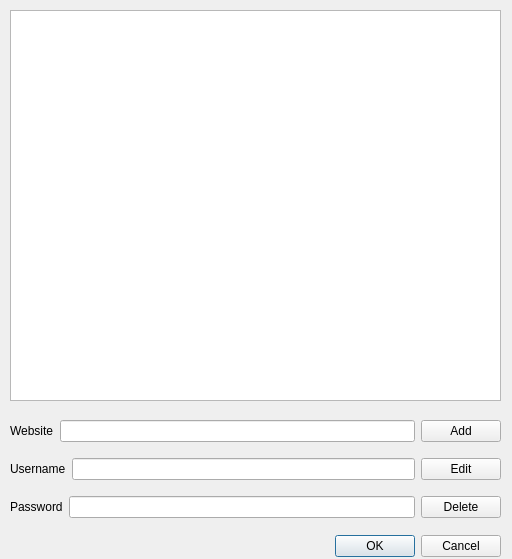
kamerado/USB-Password-Manager, file src/gui/GUI/addnewwindow.ui: the form before one commit.
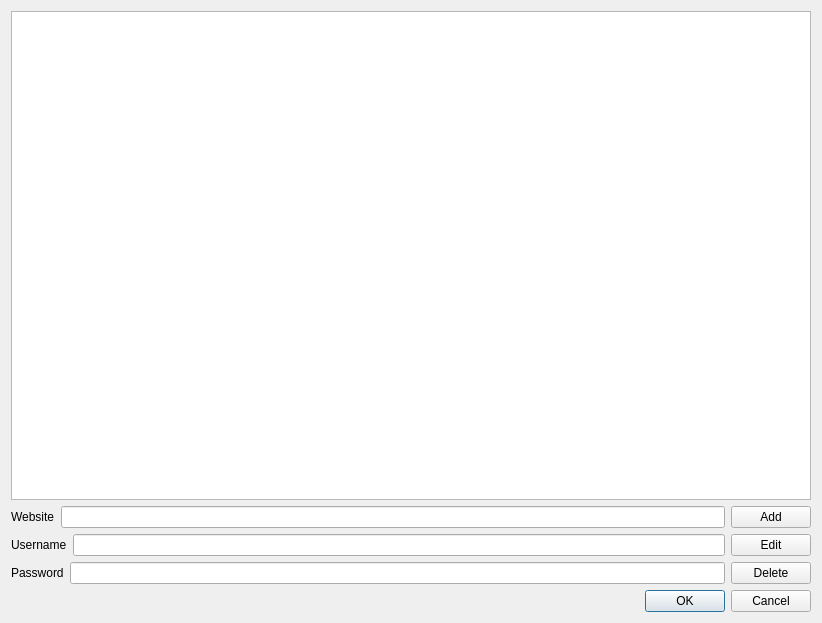
The form after the commit.

```diff
--- a/src/gui/GUI/addnewwindow.ui
+++ b/src/gui/GUI/addnewwindow.ui
@@ -6,48 +6,18 @@
    <rect>
     <x>0</x>
     <y>0</y>
-    <width>512</width>
-    <height>559</height>
+    <width>822</width>
+    <height>623</height>
    </rect>
   </property>
   <property name="windowTitle">
    <string>Dialog</string>
   </property>
-  <widget class="QDialogButtonBox" name="buttonBox">
-   <property name="geometry">
-    <rect>
-     <x>330</x>
-     <y>530</y>
-     <width>171</width>
-     <height>32</height>
-    </rect>
-   </property>
-   <property name="orientation">
-    <enum>Qt::Horizontal</enum>
-   </property>
-   <property name="standardButtons">
-    <set>QDialogButtonBox::Cancel|QDialogButtonBox::Ok</set>
-   </property>
-  </widget>
-  <widget class="QListWidget" name="PasswordWidget">
-   <property name="geometry">
-    <rect>
-     <x>10</x>
-     <y>10</y>
-     <width>491</width>
-     <height>391</height>
-    </rect>
-   </property>
-  </widget>
-  <widget class="QWidget" name="">
-   <property name="geometry">
-    <rect>
-     <x>10</x>
-     <y>410</y>
-     <width>491</width>
-     <height>121</height>
-    </rect>
-   </property>
+  <layout class="QVBoxLayout" name="verticalLayout_3">
+   <item>
+    <widget class="QListWidget" name="PasswordWidget"/>
+   </item>
+   <item>
    <layout class="QHBoxLayout" name="horizontalLayout_4">
     <item>
      <layout class="QVBoxLayout" name="verticalLayout">
@@ -121,7 +91,18 @@
      </layout>
     </item>
    </layout>
-  </widget>
+   </item>
+   <item>
+    <widget class="QDialogButtonBox" name="buttonBox">
+     <property name="orientation">
+      <enum>Qt::Horizontal</enum>
+     </property>
+     <property name="standardButtons">
+      <set>QDialogButtonBox::Cancel|QDialogButtonBox::Ok</set>
+     </property>
+    </widget>
+   </item>
+  </layout>
  </widget>
  <resources/>
  <connections>
```
Lines whose indentation alone changed are shown as unchanged.
